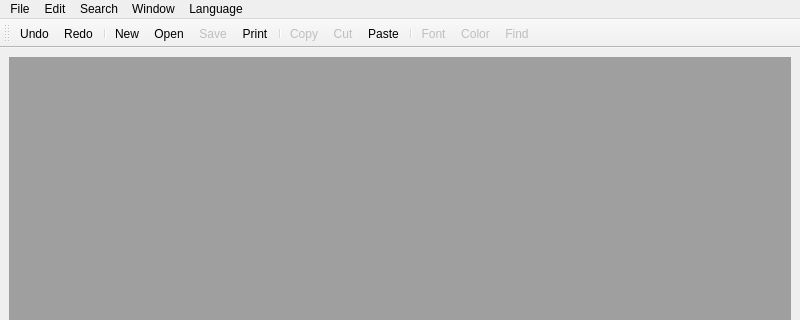
First picture: the form in mainwindow.ui, repository sablikj/rich-text-edit, before the edit; both pictures show x 0 to 800 and y 0 to 320 of the 800 by 600 pixel window.
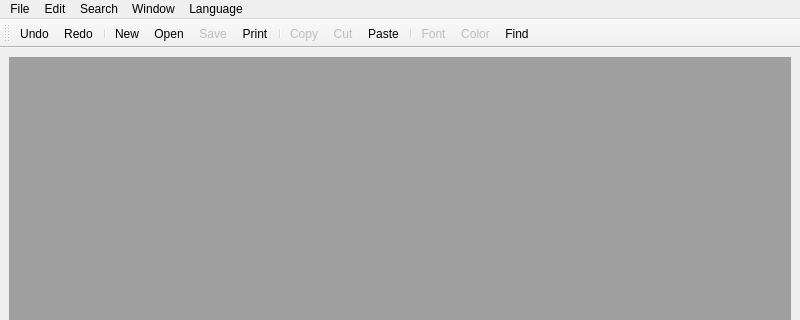
Second picture: the form after the edit. Icons and pictures are not drawn.

```diff
--- a/mainwindow.ui
+++ b/mainwindow.ui
@@ -293,7 +293,7 @@
   </action>
   <action name="actionFind">
    <property name="enabled">
-    <bool>false</bool>
+    <bool>true</bool>
    </property>
    <property name="icon">
     <iconset resource="resources.qrc">
```
